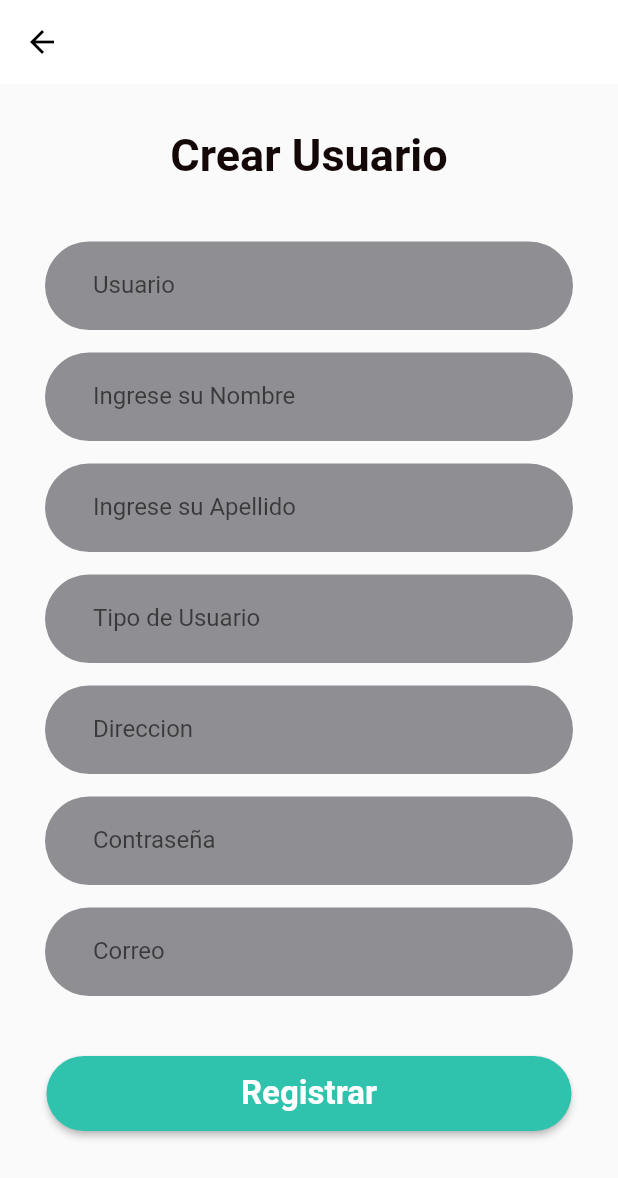
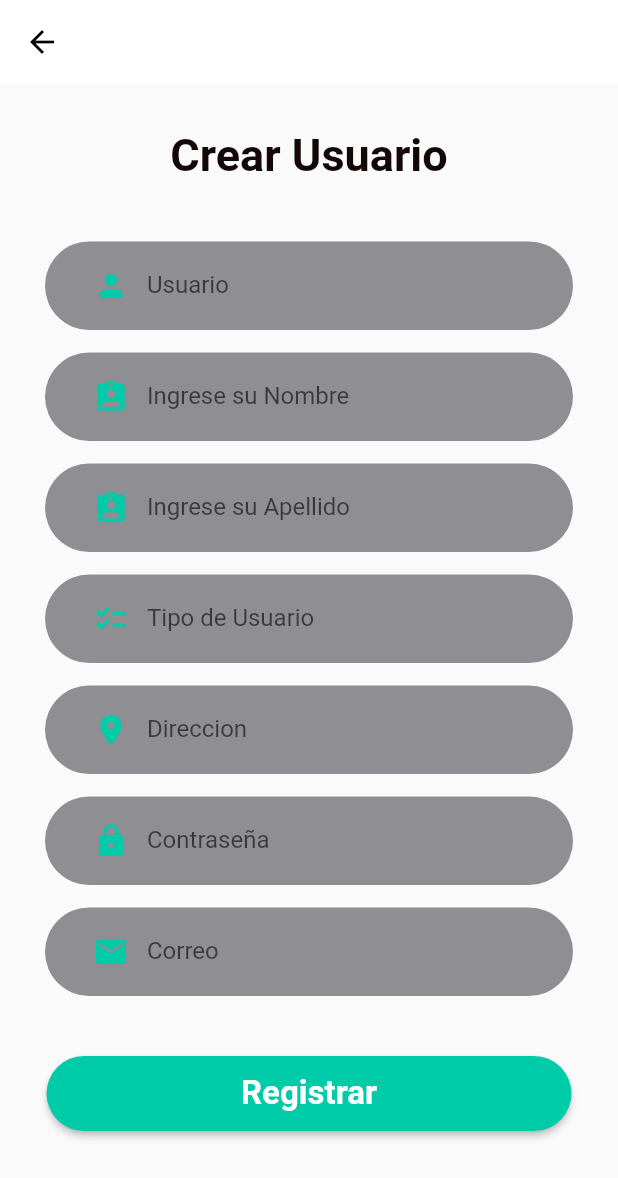
Before and after one commit to JuanCarlosSC10/LastmenMobile, a Flutter app: the SignUpPage screen opened directly, on a phone screen of 412 x 824 dp. Shown: the top 1178 px of the screen. Run offline on Flutter 3.47's test engine with Material 2 defaults, Android fonts, the light colour scheme and no system bars; our stand-ins replace awesome_dialog, get, shared_preferences; missing offline and left inert: dart:html, dart:js; accounts and stored records are empty; network calls fail.

Commit message:
Mejorando el diseño

```diff
--- a/lib/controllers/auth_controller.dart
+++ b/lib/controllers/auth_controller.dart
@@ -7,6 +7,7 @@ import 'package:shared_preferences/shared_preferences.dart';
 import '../view/home.view.dart';
 
 class AuthController {
+
   Future<http.Response> login(
       String username, String password, BuildContext context) async {
     final body = {
@@ -22,6 +23,7 @@ class AuthController {
     );
 
     if (response.statusCode == 200) {
+
       Navigator.push(
         context,
         MaterialPageRoute(builder: (context) => HomeScreen()),
--- a/lib/sidebar/navigation_drawer.dart
+++ b/lib/sidebar/navigation_drawer.dart
@@ -12,7 +12,7 @@ class NavigationDrawer extends StatelessWidget {
   Widget build(BuildContext context) {
     return Drawer(
       child: Material(
-        color: green,
+        color: greenbtn,
         child: Padding(
           padding: const EdgeInsets.fromLTRB(24.0, 80, 24, 0),
           child: Column(
--- a/lib/util/colors.dart
+++ b/lib/util/colors.dart
@@ -3,5 +3,6 @@ import 'package:flutter/material.dart';
 final amarillo = Color.fromRGBO(255, 204, 0, 1.0);
 final negro = Color.fromARGB(249, 13, 1, 1);
 final gris = Color.fromRGBO(184, 187, 198, 1.0);
-final green = Color.fromRGBO(47, 194, 173, 1.0);
-final bgInput = Color.fromRGBO(142, 142,147, 1.2);
+final greenbtn = Color.fromRGBO(0, 203, 169, 1.0);
+final green = Color.fromRGBO(49, 196, 177, 1.0);
+final bgInput = Color.fromRGBO(142, 142, 147, 1.2);
--- a/lib/view/add_usuario.view.dart
+++ b/lib/view/add_usuario.view.dart
@@ -39,7 +39,7 @@ class AddUser extends StatelessWidget {
                 style: TextStyle(fontWeight: FontWeight.bold, fontSize: 22),
               ),
               style: ElevatedButton.styleFrom(
-                  backgroundColor: green,
+                  backgroundColor: greenbtn,
                   shape: RoundedRectangleBorder(
                     borderRadius: BorderRadius.circular(28.0),
                   )),
--- a/lib/view/sign_up.view.dart
+++ b/lib/view/sign_up.view.dart
@@ -41,7 +41,7 @@ class _SignUpPageState extends State<SignUpPage> {
       final apell = todo['apellidos'];
       final tipous = todo['tipoUsuario'];
       final direc = todo['direccion'];
-      final pass = todo['password'];
+      final pass = '';
       final email = todo['correo'];
       usercontr = id;
       usuariocontroller.text = user;
@@ -89,7 +89,7 @@ class _SignUpPageState extends State<SignUpPage> {
                 style: TextStyle(fontWeight: FontWeight.bold, fontSize: 22),
               ),
               style: ElevatedButton.styleFrom(
-                  backgroundColor: green,
+                  backgroundColor: greenbtn,
                   shape: RoundedRectangleBorder(
                     borderRadius: BorderRadius.circular(28.0),
                   )),
@@ -217,6 +217,10 @@ Widget _usernameInput(BuildContext context, control) {
       controller: control,
       keyboardType: TextInputType.text,
       decoration: InputDecoration(
+          prefixIcon: Icon(
+            Icons.person,
+            color: greenbtn,
+          ),
           labelText: 'Usuario',
           border: OutlineInputBorder(borderSide: BorderSide.none)),
     ),
@@ -233,6 +237,10 @@ Widget _nombresInput(BuildContext context, control) {
       controller: control,
       keyboardType: TextInputType.text,
       decoration: InputDecoration(
+          prefixIcon: Icon(
+            Icons.assignment_ind,
+            color: greenbtn,
+          ),
           labelText: 'Ingrese su Nombre',
           border: OutlineInputBorder(borderSide: BorderSide.none)),
     ),
@@ -249,6 +257,10 @@ Widget _apellidosInput(BuildContext context, control) {
       controller: control,
       keyboardType: TextInputType.text,
       decoration: InputDecoration(
+          prefixIcon: Icon(
+            Icons.assignment_ind,
+            color: greenbtn,
+          ),
           labelText: 'Ingrese su Apellido',
           border: OutlineInputBorder(borderSide: BorderSide.none)),
     ),
@@ -265,6 +277,10 @@ Widget _tipoUserinput(BuildContext context, control) {
       controller: control,
       keyboardType: TextInputType.text,
       decoration: InputDecoration(
+          prefixIcon: Icon(
+            Icons.checklist,
+            color: greenbtn,
+          ),
           labelText: 'Tipo de Usuario',
           border: OutlineInputBorder(borderSide: BorderSide.none)),
     ),
@@ -281,6 +297,10 @@ Widget _direccionInput(BuildContext context, control) {
       controller: control,
       keyboardType: TextInputType.text,
       decoration: InputDecoration(
+          prefixIcon: Icon(
+            Icons.location_on,
+            color: greenbtn,
+          ),
           labelText: 'Direccion',
           border: OutlineInputBorder(borderSide: BorderSide.none)),
     ),
@@ -297,6 +317,10 @@ Widget _passwordInput(BuildContext context, control) {
       controller: control,
       keyboardType: TextInputType.text,
       decoration: InputDecoration(
+          prefixIcon: Icon(
+            Icons.lock,
+            color: greenbtn,
+          ),
           labelText: 'Contraseña',
           border: OutlineInputBorder(borderSide: BorderSide.none)),
     ),
@@ -313,7 +337,11 @@ Widget _emailInput(BuildContext context, control) {
       controller: control,
       keyboardType: TextInputType.emailAddress,
       decoration: InputDecoration(
-          labelText: 'Correo' ,
+          prefixIcon: Icon(
+            Icons.email,
+            color: greenbtn,
+          ),
+          labelText: 'Correo',
           border: OutlineInputBorder(borderSide: BorderSide.none)),
     ),
   );
```
Also changed, not shown: lib/main.dart (+3 -13 lines), lib/sidebar/drawer_item.dart (+18 -4 lines), lib/view/home.view.dart (+17 -7 lines), lib/view/login.view.dart (+9 -6 lines), lib/view/productos.view.dart (+4 -4 lines), lib/view/usuario.view.dart (+4 -3 lines), assets/image/green.png, assets/image/hoja.png (added).
